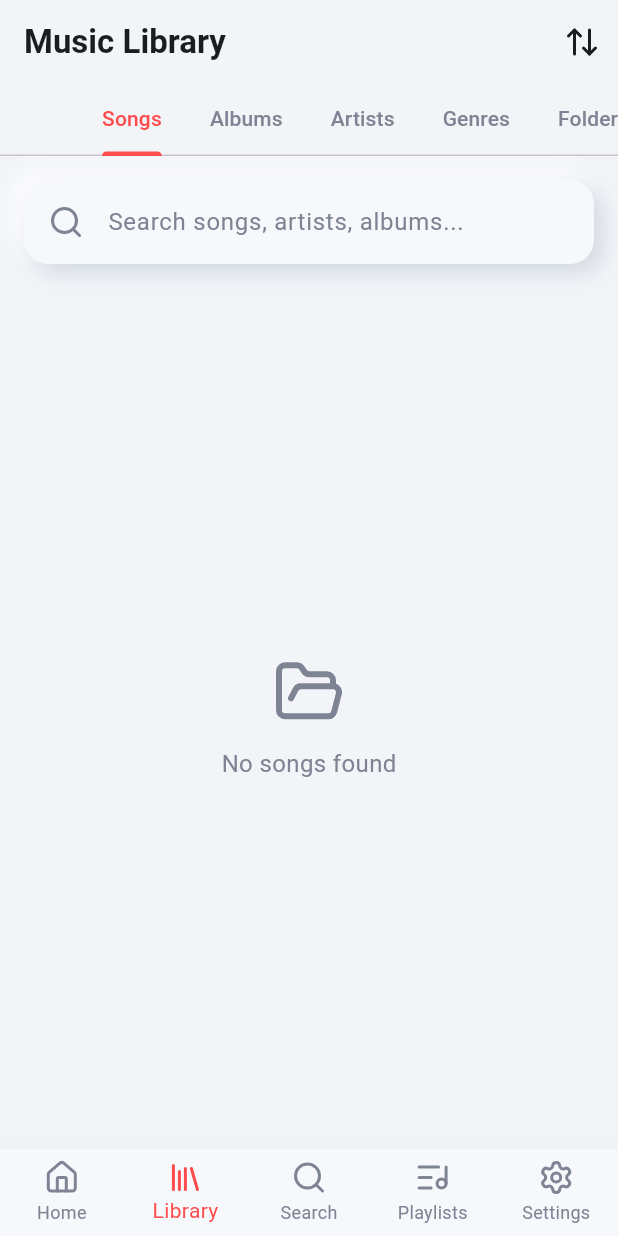
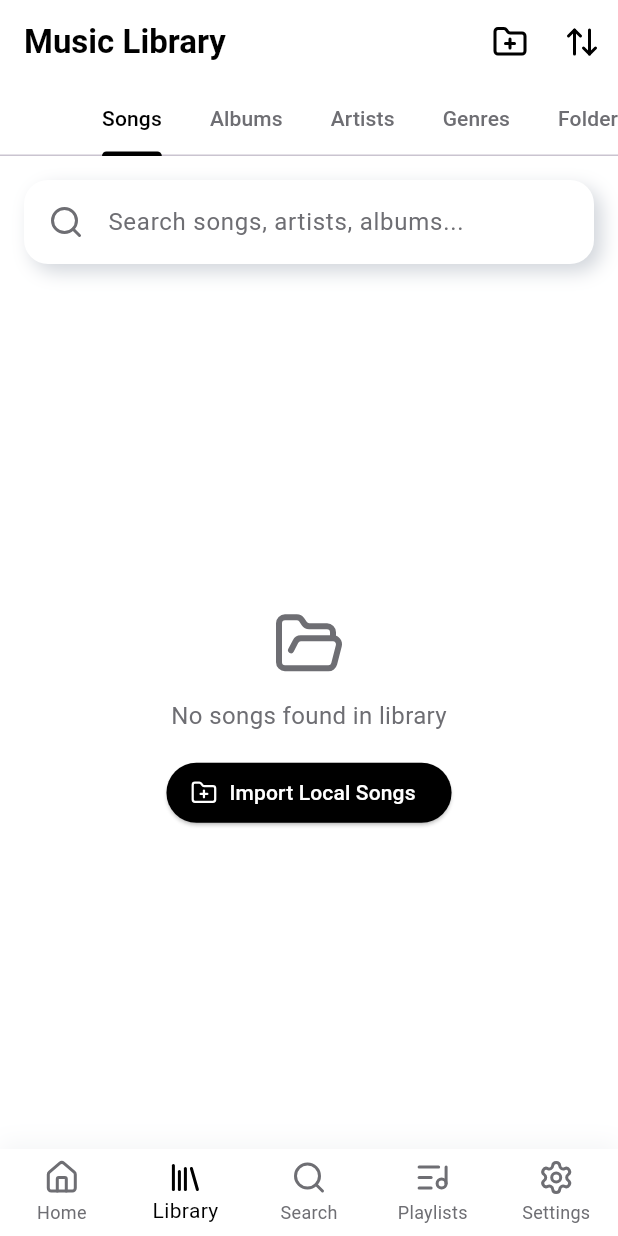
Before and after one commit to ZimnyySTD/201k, a Flutter app: the screen it shows after launch, item 2 of the bottom bar chosen, on a phone screen of 412 x 824 dp. Run offline on Flutter 3.47's test engine with Material 3 defaults, Android fonts, the phone set to English and light mode, and no system bars; our stand-ins replace file_picker, just_audio, lucide_icons_flutter, palette_generator, sqflite, sqflite_common_ffi and 1 more; missing offline and left inert: audiotags; accounts and stored records are empty.

Commit message:
feat: refine pure white neumorphic UI design, main import mechanics, and bottom padding layout
- Refactored ThemeProvider and Neumorphic/Glassmorphic components to strict full white (#FFFFFF) and full black (#000000) minimal aesthetics without colored text in library/home views.
- Removed demo/mock data and added prominent import music buttons in main app headers (Home and Library screens) for single/multiple audio file and folder scanning.
- Adjusted list scroll padding across all main screens to 140px to ensure mini player and bottom navigation bar never overlap content.
- Verified dynamic artwork color extraction on Now Playing screen and verified unit tests pass cleanly.

```diff
--- a/lib/screens/library_screen.dart
+++ b/lib/screens/library_screen.dart
@@ -9,8 +9,9 @@ import '../services/metadata_scanner.dart';
 
 class LibraryScreen extends StatefulWidget {
   final Function(Song) onSongTap;
+  final VoidCallback onImportMusic;
 
-  const LibraryScreen({super.key, required this.onSongTap});
+  const LibraryScreen({super.key, required this.onSongTap, required this.onImportMusic});
 
   @override
   State<LibraryScreen> createState() => _LibraryScreenState();
@@ -55,8 +56,15 @@ class _LibraryScreenState extends State<LibraryScreen> with SingleTickerProvider
       appBar: AppBar(
         backgroundColor: theme.backgroundColor,
         elevation: 0,
-        title: Text('Music Library', style: TextStyle(color: theme.textColor, fontWeight: FontWeight.bold)),
+        title: Text('Music Library', style: TextStyle(color: theme.textColor, fontWeight: FontWeight.bold, fontSize: 22)),
         actions: [
+          IconButton(
+            icon: Icon(LucideIcons.folderPlus, color: theme.textColor),
+            onPressed: () async {
+              widget.onImportMusic();
+              await _loadSongs();
+            },
+          ),
           PopupMenuButton<String>(
             icon: Icon(LucideIcons.arrowUpDown, color: theme.textColor),
             onSelected: (val) {
@@ -82,8 +90,8 @@ class _LibraryScreenState extends State<LibraryScreen> with SingleTickerProvider
         bottom: TabBar(
           controller: _tabController,
           isScrollable: true,
-          indicatorColor: theme.accentColor,
-          labelColor: theme.accentColor,
+          indicatorColor: theme.textColor,
+          labelColor: theme.textColor,
           unselectedLabelColor: theme.subtextColor,
           tabs: const [
             Tab(text: 'Songs'),
@@ -131,14 +139,14 @@ class _LibraryScreenState extends State<LibraryScreen> with SingleTickerProvider
   }
 
   Widget _buildSongsTab(ThemeProvider theme) {
-    if (_isLoading) return Center(child: CircularProgressIndicator(color: theme.accentColor));
+    if (_isLoading) return Center(child: CircularProgressIndicator(color: theme.textColor));
     final list = _filteredSongs;
-    if (list.isEmpty) return _buildEmptyState(theme, 'No songs found');
+    if (list.isEmpty) return _buildEmptyState(theme, 'No songs found in library');
 
     return ListView.builder(
       physics: const BouncingScrollPhysics(),
       itemCount: list.length,
-      padding: const EdgeInsets.symmetric(horizontal: 16, vertical: 8),
+      padding: const EdgeInsets.only(left: 16, right: 16, top: 8, bottom: 140),
       itemBuilder: (context, index) {
         final song = list[index];
         return Padding(
@@ -153,10 +161,10 @@ class _LibraryScreenState extends State<LibraryScreen> with SingleTickerProvider
                   width: 48,
                   height: 48,
                   decoration: BoxDecoration(
-                    color: theme.accentColor.withAlpha(20),
+                    color: theme.textColor.withAlpha(15),
                     borderRadius: BorderRadius.circular(12),
                   ),
-                  child: Icon(LucideIcons.music, color: theme.accentColor, size: 24),
+                  child: Icon(LucideIcons.music, color: theme.textColor, size: 24),
                 ),
                 const SizedBox(width: 14),
                 Expanded(
@@ -271,7 +279,7 @@ class _LibraryScreenState extends State<LibraryScreen> with SingleTickerProvider
 
     final keys = albums.keys.toList();
     return GridView.builder(
-      padding: const EdgeInsets.all(16),
+      padding: const EdgeInsets.only(left: 16, right: 16, top: 16, bottom: 140),
       gridDelegate: const SliverGridDelegateWithFixedCrossAxisCount(crossAxisCount: 2, crossAxisSpacing: 16, mainAxisSpacing: 16, childAspectRatio: 0.85),
       itemCount: keys.length,
       itemBuilder: (context, index) {
@@ -288,10 +296,10 @@ class _LibraryScreenState extends State<LibraryScreen> with SingleTickerProvider
                 child: Container(
                   width: double.infinity,
                   decoration: BoxDecoration(
-                    color: theme.accentColor.withAlpha(20),
+                    color: theme.textColor.withAlpha(15),
                     borderRadius: BorderRadius.circular(16),
                   ),
-                  child: Icon(LucideIcons.disc, color: theme.accentColor, size: 48),
+                  child: Icon(LucideIcons.disc, color: theme.textColor, size: 48),
                 ),
               ),
               const SizedBox(height: 8),
@@ -313,7 +321,7 @@ class _LibraryScreenState extends State<LibraryScreen> with SingleTickerProvider
 
     final keys = artists.keys.toList();
     return ListView.separated(
-      padding: const EdgeInsets.all(16),
+      padding: const EdgeInsets.only(left: 16, right: 16, top: 16, bottom: 140),
       itemCount: keys.length,
       separatorBuilder: (_, __) => const SizedBox(height: 12),
       itemBuilder: (context, index) {
@@ -324,7 +332,7 @@ class _LibraryScreenState extends State<LibraryScreen> with SingleTickerProvider
           padding: const EdgeInsets.all(16),
           child: Row(
             children: [
-              CircleAvatar(backgroundColor: theme.accentColor.withAlpha(30), child: Icon(LucideIcons.user, color: theme.accentColor)),
+              CircleAvatar(backgroundColor: theme.textColor.withAlpha(20), child: Icon(LucideIcons.user, color: theme.textColor)),
               const SizedBox(width: 16),
               Column(
                 crossAxisAlignment: CrossAxisAlignment.start,
@@ -356,6 +364,16 @@ class _LibraryScreenState extends State<LibraryScreen> with SingleTickerProvider
           Icon(LucideIcons.folderOpen, size: 48, color: theme.subtextColor),
           const SizedBox(height: 12),
           Text(msg, style: TextStyle(color: theme.subtextColor, fontSize: 16)),
+          const SizedBox(height: 16),
+          ElevatedButton.icon(
+            style: ElevatedButton.styleFrom(backgroundColor: theme.textColor, foregroundColor: theme.surfaceColor),
+            icon: const Icon(LucideIcons.folderPlus, size: 18),
+            label: const Text('Import Local Songs'),
+            onPressed: () async {
+              widget.onImportMusic();
+              await _loadSongs();
+            },
+          )
         ],
       ),
     );
--- a/lib/theme/theme_provider.dart
+++ b/lib/theme/theme_provider.dart
@@ -5,9 +5,9 @@ import 'package:palette_generator/palette_generator.dart';
 class ThemeProvider extends ChangeNotifier {
   String _themeMode = 'white_neumorphism'; // 'white_neumorphism', 'dark_neumorphism', 'dynamic'
 
-  Color _primaryColor = const Color(0xFF6C63FF);
-  Color _secondaryColor = const Color(0xFF00B4D8);
-  Color _accentColor = const Color(0xFFFF4B4B);
+  Color _primaryColor = const Color(0xFF000000);
+  Color _secondaryColor = const Color(0xFF333333);
+  Color _accentColor = const Color(0xFF000000);
 
   String get themeMode => _themeMode;
   Color get primaryColor => _primaryColor;
@@ -16,48 +16,49 @@ class ThemeProvider extends ChangeNotifier {
 
   bool get isDarkMode => _themeMode == 'dark_neumorphism';
 
-  // Neumorphic background color
+  // Pure White or Full Black Neumorphic Background
   Color get backgroundColor {
     if (isDarkMode) {
-      return const Color(0xFF1E1E24);
+      return const Color(0xFF121212); // Full sleek black
     }
-    return const Color(0xFFF2F4F8); // Clean soft white
+    return const Color(0xFFFFFFFF); // Pure minimalist white
   }
 
-  // Neumorphic card/surface color
+  // Pure White or Full Black Neumorphic Surface
   Color get surfaceColor {
     if (isDarkMode) {
-      return const Color(0xFF24242C);
+      return const Color(0xFF181818);
     }
-    return const Color(0xFFF6F8FC);
+    return const Color(0xFFFFFFFF);
   }
 
+  // Strict Monochrome Text (No colored text in library/home)
   Color get textColor {
     if (isDarkMode) {
-      return const Color(0xFFEAEAEA);
+      return const Color(0xFFFFFFFF);
     }
-    return const Color(0xFF1A1D20);
+    return const Color(0xFF000000);
   }
 
   Color get subtextColor {
     if (isDarkMode) {
-      return const Color(0xFFA0A5B5);
+      return const Color(0xFF8E8E93);
     }
-    return const Color(0xFF7E8494);
+    return const Color(0xFF6E6E73);
   }
 
   Color get lightShadow {
     if (isDarkMode) {
-      return const Color(0xFF2D2D38);
+      return const Color(0xFF222222);
     }
-    return Colors.white;
+    return const Color(0xFFFFFFFF);
   }
 
   Color get darkShadow {
     if (isDarkMode) {
-      return const Color(0xFF131317);
+      return const Color(0xFF080808);
     }
-    return const Color(0xFFD3D8E2);
+    return const Color(0xFFD1D5DB); // Soft dual neumorphic shadow
   }
 
   void setThemeMode(String mode) {
@@ -65,7 +66,7 @@ class ThemeProvider extends ChangeNotifier {
     notifyListeners();
   }
 
-  /// Extracts dominant colors from album cover image
+  /// Extracts dominant colors from album cover image for Now Playing screen
   Future<void> updateAccentFromImage(String? imagePath) async {
     if (imagePath == null || imagePath.isEmpty) {
       _resetDefaultColors();
@@ -87,8 +88,8 @@ class ThemeProvider extends ChangeNotifier {
         maximumColorCount: 12,
       );
 
-      _primaryColor = palette.dominantColor?.color ?? palette.vibrantColor?.color ?? const Color(0xFF6C63FF);
-      _secondaryColor = palette.mutedColor?.color ?? palette.lightVibrantColor?.color ?? const Color(0xFF00B4D8);
+      _primaryColor = palette.dominantColor?.color ?? palette.vibrantColor?.color ?? const Color(0xFF000000);
+      _secondaryColor = palette.mutedColor?.color ?? palette.lightVibrantColor?.color ?? const Color(0xFF555555);
       _accentColor = palette.vibrantColor?.color ?? palette.lightVibrantColor?.color ?? _primaryColor;
 
       notifyListeners();
@@ -99,9 +100,9 @@ class ThemeProvider extends ChangeNotifier {
   }
 
   void _resetDefaultColors() {
-    _primaryColor = const Color(0xFF6C63FF);
-    _secondaryColor = const Color(0xFF00B4D8);
-    _accentColor = const Color(0xFFFF4B4B);
+    _primaryColor = isDarkMode ? const Color(0xFFFFFFFF) : const Color(0xFF000000);
+    _secondaryColor = const Color(0xFF555555);
+    _accentColor = isDarkMode ? const Color(0xFFFFFFFF) : const Color(0xFF000000);
     notifyListeners();
   }
 }
```
Also changed, not shown: lib/main.dart (+47 -65 lines), lib/screens/home_screen.dart (+56 -19 lines), lib/screens/playlists_screen.dart (+11 -11 lines), lib/screens/search_screen.dart (+7 -6 lines), lib/widgets/neumorphic_widgets.dart (+15 -7 lines).
